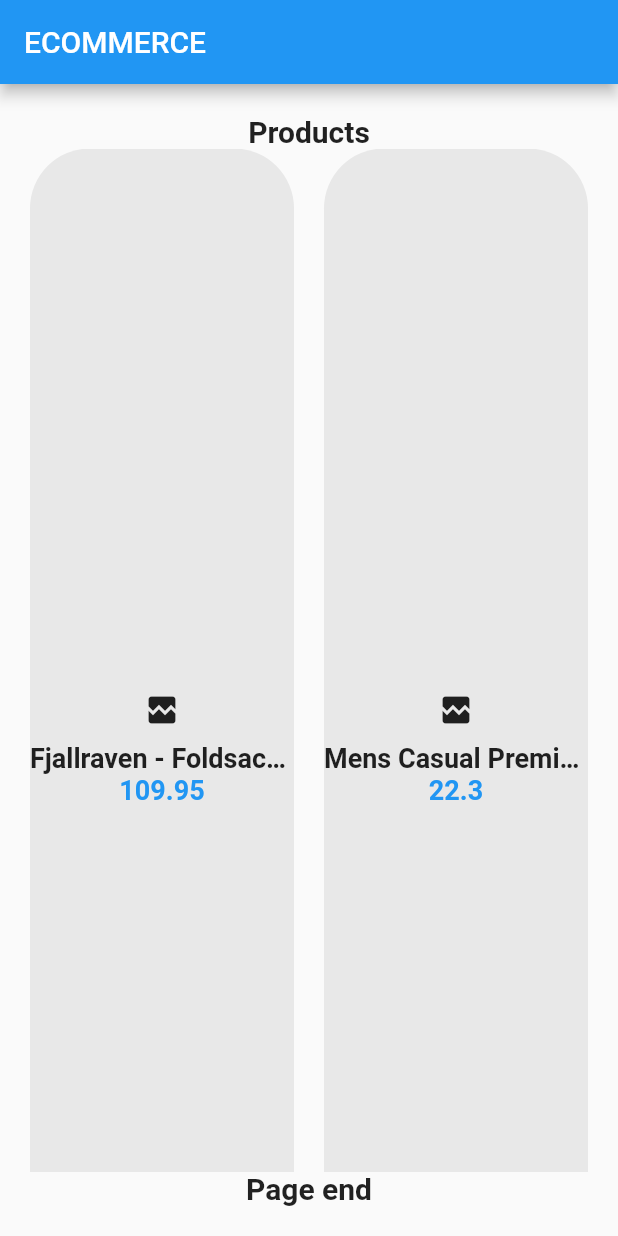
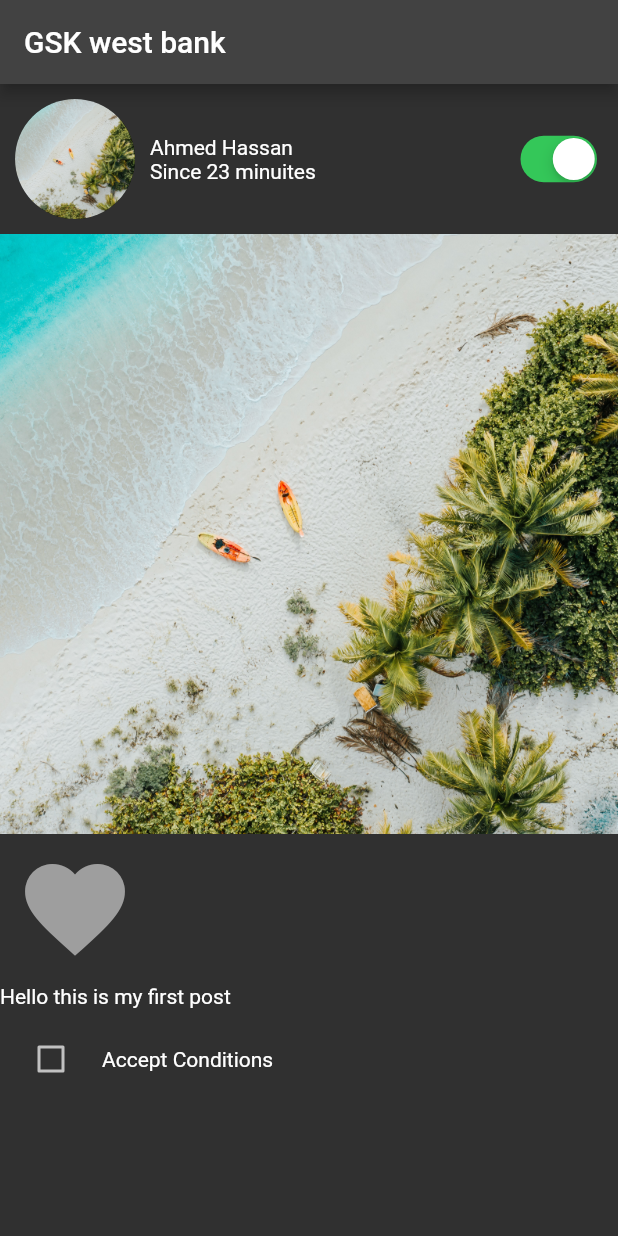
Before and after one commit to shadysamara/gsk_westbank_flutter1, a Flutter app: the screen it shows after launch, on a phone screen of 412 x 824 dp. Run offline on Flutter 3.47's test engine with Material 2 defaults, Android fonts, the phone set to English and light mode, and no system bars.

Commit message:
stateful widget

```diff
--- a/lib/main.dart
+++ b/lib/main.dart
@@ -1,11 +1,12 @@
 import 'package:flutter/material.dart';
 import 'package:flutter_application_1/data.dart';
 import 'package:flutter_application_1/ecommerce_app/views/ecommerce_main_screen.dart';
+import 'package:flutter_application_1/stateful_lecture/stateful_screen.dart';
 import 'package:flutter_application_1/student.dart';
 
 void main(List<String> args) {
   runApp(MaterialApp(
-    home: EcommerceMainScreen(),
+    home: MyPostScreen(),
   ));
 }
 
--- /dev/null
+++ b/lib/stateful_lecture/stateful_screen.dart
@@ -0,0 +1,138 @@
+import 'dart:developer';
+import 'dart:io';
+
+import 'package:flutter/cupertino.dart';
+import 'package:flutter/material.dart';
+
+class MyPostScreen extends StatefulWidget {
+  @override
+  State<MyPostScreen> createState() => _MyPostScreenState();
+}
+
+class _MyPostScreenState extends State<MyPostScreen> {
+  bool isDark = false;
+  @override
+  void initState() {
+    // TODO: implement initState
+    super.initState();
+    log('initState method');
+    isDark = true;
+  }
+
+  @override
+  Widget build(BuildContext context) {
+    log('build method');
+    return Theme(
+      data: isDark ? ThemeData.dark() : ThemeData.light(),
+      child: Scaffold(
+          appBar: AppBar(
+            title: const Text('GSK west bank'),
+          ),
+          body: Column(
+            crossAxisAlignment: CrossAxisAlignment.start,
+            children: [
+              Container(
+                margin: EdgeInsets.all(10),
+                child: Row(
+                  children: [
+                    const CircleAvatar(
+                      backgroundImage: AssetImage('images/image1.jpg'),
+                      radius: 40,
+                    ),
+                    const SizedBox(
+                      width: 10,
+                    ),
+                    Expanded(
+                      child: Column(
+                        crossAxisAlignment: CrossAxisAlignment.start,
+                        children: const [
+                          Text('Ahmed Hassan'),
+                          Text('Since 23 minuites')
+                        ],
+                      ),
+                    ),
+                    CupertinoSwitch(
+                      value: isDark,
+                      onChanged: (d) {
+                        isDark = d;
+                        setState(() {});
+                      },
+                    )
+                  ],
+                ),
+              ),
+              Container(
+                height: 400,
+                width: double.infinity,
+                decoration: const BoxDecoration(
+                    image: DecorationImage(
+                        fit: BoxFit.cover,
+                        image: AssetImage('images/image1.jpg'))),
+              ),
+              Container(
+                  margin: const EdgeInsets.all(10), child: IsLikedButton()),
+              const Text('Hello this is my first post'),
+              AcceptConditions()
+            ],
+          )),
+    );
+  }
+}
+
+class AcceptConditions extends StatefulWidget {
+  @override
+  State<AcceptConditions> createState() => _AcceptConditionsState();
+}
+
+class _AcceptConditionsState extends State<AcceptConditions> {
+  bool isAccepted = false;
+  @override
+  Widget build(BuildContext context) {
+    // TODO: implement build
+    return Container(
+      margin: EdgeInsets.all(10),
+      child: Row(
+        children: [
+          Checkbox(
+              value: isAccepted,
+              onChanged: (value) {
+                isAccepted = value!;
+                setState(() {});
+              }),
+          SizedBox(
+            width: 10,
+          ),
+          Text('Accept Conditions')
+        ],
+      ),
+    );
+  }
+}
+
+class IsLikedButton extends StatefulWidget {
+  @override
+  State<StatefulWidget> createState() {
+    // TODO: implement createState
+    return IsLikedButtonState();
+  }
+}
+
+class IsLikedButtonState extends State<IsLikedButton> {
+  bool isLiked = false;
+  @override
+  Widget build(BuildContext context) {
+    // TODO: implement build
+    return InkWell(
+      onTap: () {
+        isLiked = !isLiked;
+
+        setState(() {});
+      },
+      child: Icon(
+        Icons.favorite,
+        size: 80,
+        color: isLiked ? Colors.red : Colors.grey,
+      ),
+    );
+  }
+}
```
